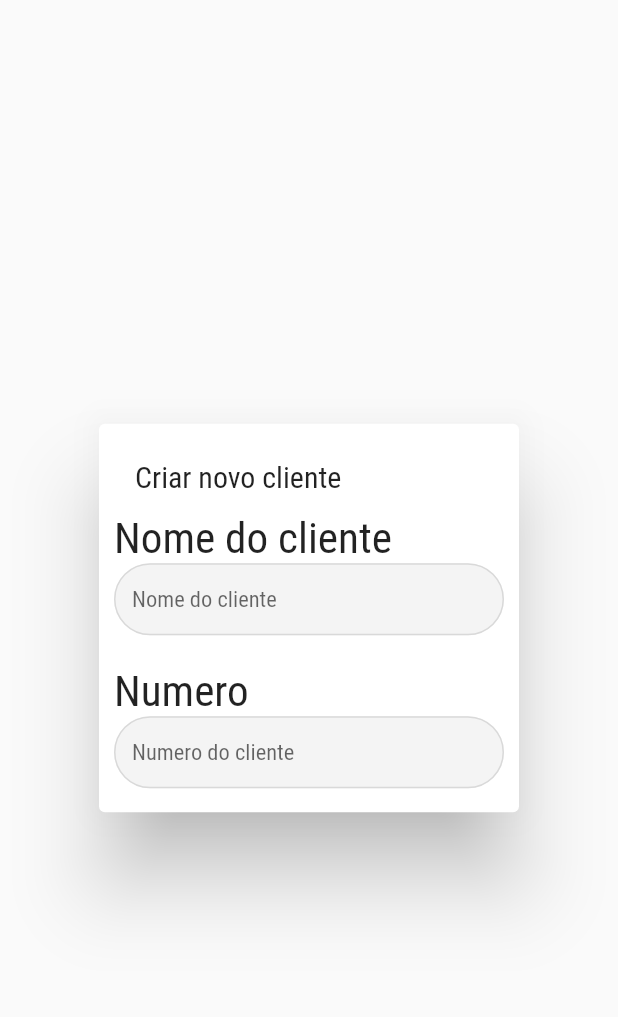
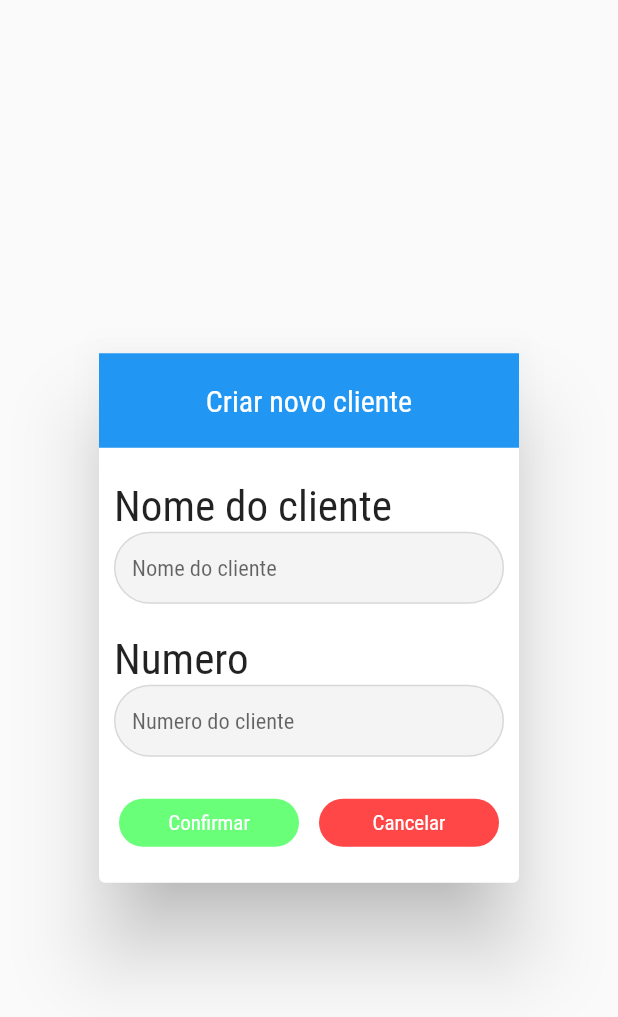
Before and after one commit to JonatasMSS/ControleEstoqueApp, a Flutter app: the ClientDialogAdd widget shown alone on an empty page, opened directly, on a phone screen of 412 x 824 dp. Shown: the top 1017 px of the screen. Run offline on Flutter 3.47's test engine with Material 2 defaults, Android fonts, the phone set to English and light mode, and no system bars; our stand-ins replace flutter_svg, get.

Commit message:
Dialog concluido!

```diff
--- /dev/null
+++ b/lib/components/SimpleButtonC/SimpleButtonC.dart
@@ -0,0 +1,51 @@
+// ignore_for_file: public_member_api_docs, sort_constructors_first
+import 'package:flutter/material.dart';
+import 'package:flutter/src/widgets/container.dart';
+import 'package:flutter/src/widgets/framework.dart';
+
+class SimpleButtonC extends StatelessWidget {
+  final String? text;
+  final bool primary;
+  final Function()? onClick;
+  const SimpleButtonC({
+    Key? key,
+    this.text,
+    this.primary = false,
+    this.onClick,
+  }) : super(key: key);
+
+  @override
+  Widget build(BuildContext context) {
+    return primary
+        ? TextButton(
+            style: TextButton.styleFrom(
+              backgroundColor: const Color(0xFF6AFF79),
+              padding: const EdgeInsets.all(8),
+              minimumSize: const Size(120, 10),
+              shape: RoundedRectangleBorder(
+                borderRadius: BorderRadius.circular(22),
+              ),
+            ),
+            onPressed: onClick,
+            child: Text(
+              text ?? 'NO DATA',
+              style: const TextStyle(color: Colors.white),
+            ),
+          )
+        : TextButton(
+            style: TextButton.styleFrom(
+              backgroundColor: const Color(0xFFFF4747),
+              padding: const EdgeInsets.all(8),
+              minimumSize: const Size(120, 10),
+              shape: RoundedRectangleBorder(
+                borderRadius: BorderRadius.circular(22),
+              ),
+            ),
+            onPressed: onClick,
+            child: Text(
+              text ?? 'NO DATA',
+              style: const TextStyle(color: Colors.white),
+            ),
+          );
+  }
+}
--- a/lib/pages/ClientesPage/ClientesPage.dart
+++ b/lib/pages/ClientesPage/ClientesPage.dart
@@ -5,6 +5,7 @@ import 'package:genilson_app/components/ClientComponent/ClientComponent.dart';
 import 'package:genilson_app/components/DataByDay/DataByDay.dart';
 import 'package:genilson_app/components/InputFormComponent/InputFormComponent.dart';
 import 'package:genilson_app/components/NavBar/NavBarComponent.dart';
+import 'package:genilson_app/components/SimpleButtonC/SimpleButtonC.dart';
 
 class ClientesPage extends StatelessWidget {
   const ClientesPage({super.key});
@@ -44,18 +45,49 @@ class ClientDialogAdd extends StatelessWidget {
   @override
   Widget build(BuildContext context) {
     return SimpleDialog(
-      title: const Text("Criar novo cliente"),
+      titlePadding: const EdgeInsets.all(0),
+      title: Container(
+        alignment: Alignment.center,
+        padding: const EdgeInsets.all(20),
+        clipBehavior: Clip.hardEdge,
+        decoration: const BoxDecoration(
+          color: Colors.blue,
+        ),
+        child: const Text(
+          'Criar novo cliente',
+          style: TextStyle(color: Colors.white),
+        ),
+      ),
       children: [
-        InputFormComponent(
+        const SizedBox(
+          height: 10,
+        ),
+        const InputFormComponent(
           titleForm: 'Nome do cliente',
           placeholder: 'Nome do cliente',
         ),
         const SizedBox(
           height: 20,
         ),
-        InputFormComponent(
+        const InputFormComponent(
           titleForm: 'Numero',
           placeholder: 'Numero do cliente',
+          type: TextInputType.number,
+        ),
+        const SizedBox(
+          height: 20,
+        ),
+        Row(
+          mainAxisAlignment: MainAxisAlignment.spaceEvenly,
+          children: const [
+            SimpleButtonC(
+              primary: true,
+              text: 'Confirmar',
+            ),
+            SimpleButtonC(
+              text: 'Cancelar',
+            )
+          ],
         ),
       ],
     );
```
